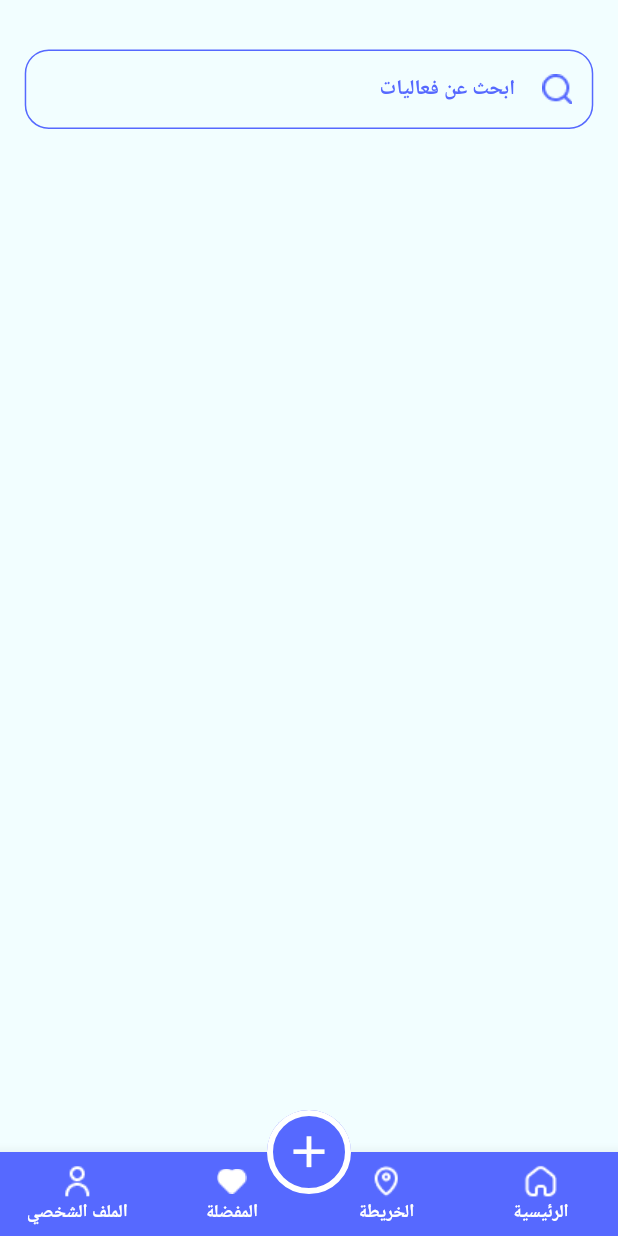
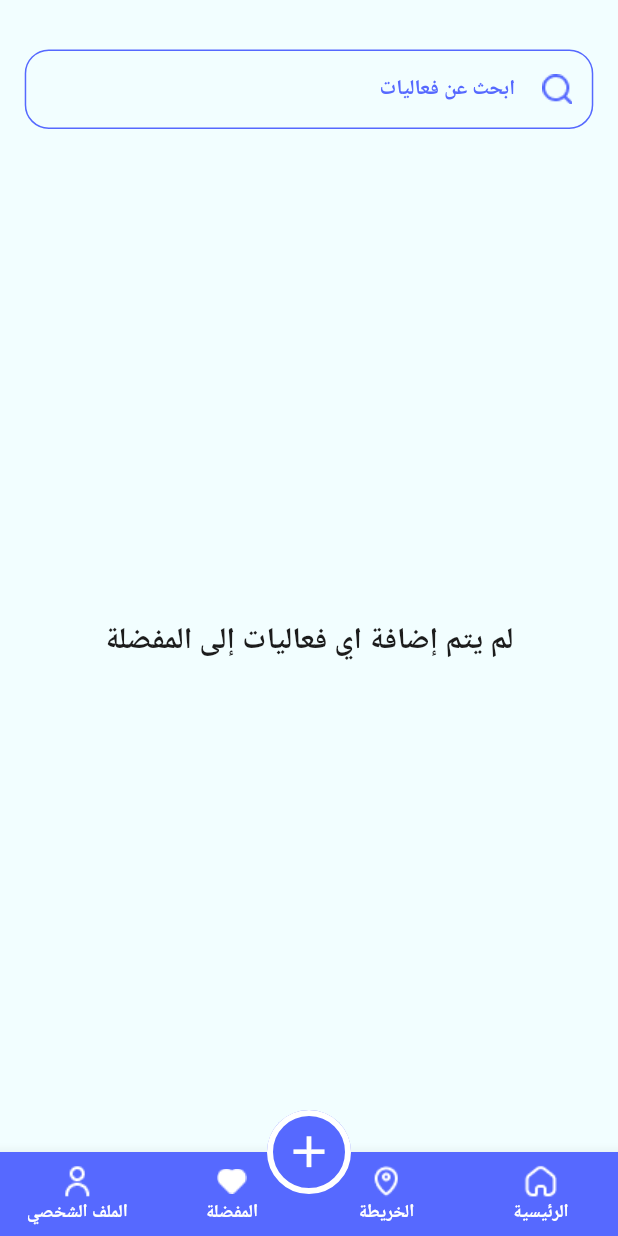
Before and after one commit to TareKSaeedd/evently_app, a Flutter app: the screen it shows after launch, item 3 of the bottom bar chosen, on a phone screen of 412 x 824 dp. Run offline on Flutter 3.47's test engine with Material 3 defaults, Android fonts, the light colour scheme and no system bars; our stand-ins replace animated_toggle_switch, cloud_firestore, firebase_core, fluttertoast, google_fonts, shared_preferences; accounts and stored records are empty; generated files the repository leaves out were written again.

Commit message:
feat: Add favorite event management with update and retrieval functionality; enhance UI with favorite event display

```diff
--- a/lib/l10n/app_ar.arb
+++ b/lib/l10n/app_ar.arb
@@ -58,5 +58,7 @@
     "please_enter_the_title_of_the_event": "يرجى إدخال عنوان الفعالية",
     "please_enter_the_description_of_the_event": "يرجى إدخال وصف الفعالية",
     "please_enter_the_event_date": "يرجى إدخال تاريخ الفعالية",
-    "please_enter_the_event_time": "يرجى إدخال وقت الفعالية"
+    "please_enter_the_event_time": "يرجى إدخال وقت الفعالية",
+    "event_updated_successfully": "تم تعديل الفعالية في المفضلة بنجاح",
+    "no_events_added_to_favorites_yet": "لم يتم إضافة اي فعاليات إلى المفضلة"
 }
--- a/lib/l10n/app_en.arb
+++ b/lib/l10n/app_en.arb
@@ -59,5 +59,7 @@
     "please_enter_the_title_of_the_event": "Pleas enter the title of the event",
     "please_enter_the_description_of_the_event": "please enter the description of the event",
     "please_enter_the_event_date": "please enter the event date",
-    "please_enter_the_event_time": "please enter the event time"
+    "please_enter_the_event_time": "please enter the event time",
+    "event_updated_successfully": "Event updated successfully",
+    "no_events_added_to_favorites_yet": "No events added to favorites yet"
 }
--- a/lib/ui/home/tabs/favorite/favorite_tab.dart
+++ b/lib/ui/home/tabs/favorite/favorite_tab.dart
@@ -1,3 +1,5 @@
+import 'package:evently_app/models/event_model.dart';
+import 'package:evently_app/providers/event_list_provider.dart';
 import 'package:evently_app/ui/home/tabs/home/widgets/event_card.dart';
 import 'package:evently_app/ui/home/widgets/custom_text_form_field.dart';
 import 'package:evently_app/utils/app_assets.dart';
@@ -5,15 +7,31 @@ import 'package:evently_app/utils/app_colors.dart';
 import 'package:evently_app/utils/app_styles.dart';
 import 'package:flutter/material.dart';
 import 'package:flutter_gen/gen_l10n/app_localizations.dart';
+import 'package:provider/provider.dart';
 
-class FavoriteTab extends StatelessWidget {
-  FavoriteTab({super.key});
+class FavoriteTab extends StatefulWidget {
+  const FavoriteTab({super.key});
+
+  @override
+  State<FavoriteTab> createState() => _FavoriteTabState();
+}
+
+class _FavoriteTabState extends State<FavoriteTab> {
   TextEditingController searchController = TextEditingController();
+  late EventListProvider eventListProvider;
+
+  @override
+  void initState() {
+    WidgetsBinding.instance.addPostFrameCallback((_) => eventListProvider.getAllFavoriteEvents());
+    super.initState();
+  }
 
   @override
   Widget build(BuildContext context) {
     var height = MediaQuery.of(context).size.height;
     var width = MediaQuery.of(context).size.width;
+    EventModel eventModel;
+    eventListProvider = Provider.of<EventListProvider>(context);
     return SafeArea(
       child: Column(
         children: [
@@ -30,15 +48,23 @@ class FavoriteTab extends StatelessWidget {
             ),
           ),
           Expanded(
-            child: ListView.separated(
+            child:
+                eventListProvider.favoriteEventList.isEmpty
+                    ? Center(
+                      child: Text(
+                        AppLocalizations.of(context)!.no_events_added_to_favorites_yet,
+                        style: AppStyles.semi20Black,
+                      ),
+                    )
+                    : ListView.separated(
                       padding: EdgeInsets.only(top: height * 0.02),
                       itemBuilder: (context, index) {
-                return Container();
+                        return EventCard(eventModel: eventListProvider.favoriteEventList[index]);
                       },
                       separatorBuilder: (context, index) {
                         return SizedBox(height: height * 0.02);
                       },
-              itemCount: 20,
+                      itemCount: eventListProvider.favoriteEventList.length,
                     ),
           ),
         ],
```
Also changed, not shown: lib/providers/event_list_provider.dart (+38 -0 lines), lib/ui/home/tabs/home/widgets/event_card.dart (+14 -1 lines). Lines whose indentation alone changed are shown as unchanged.
